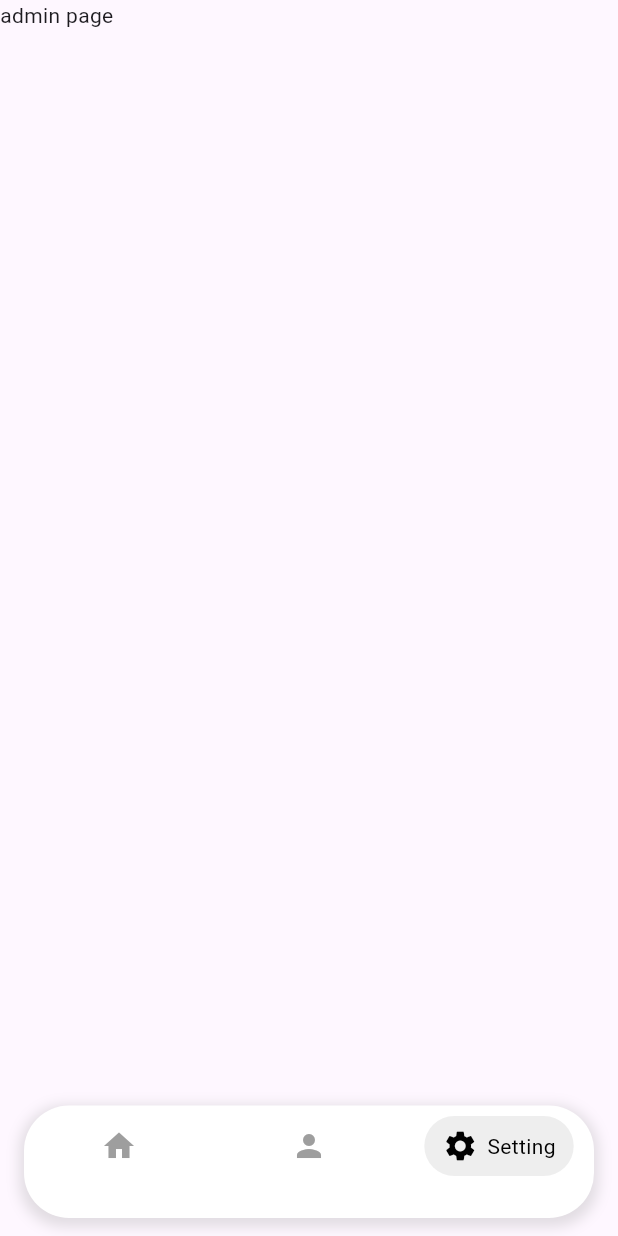
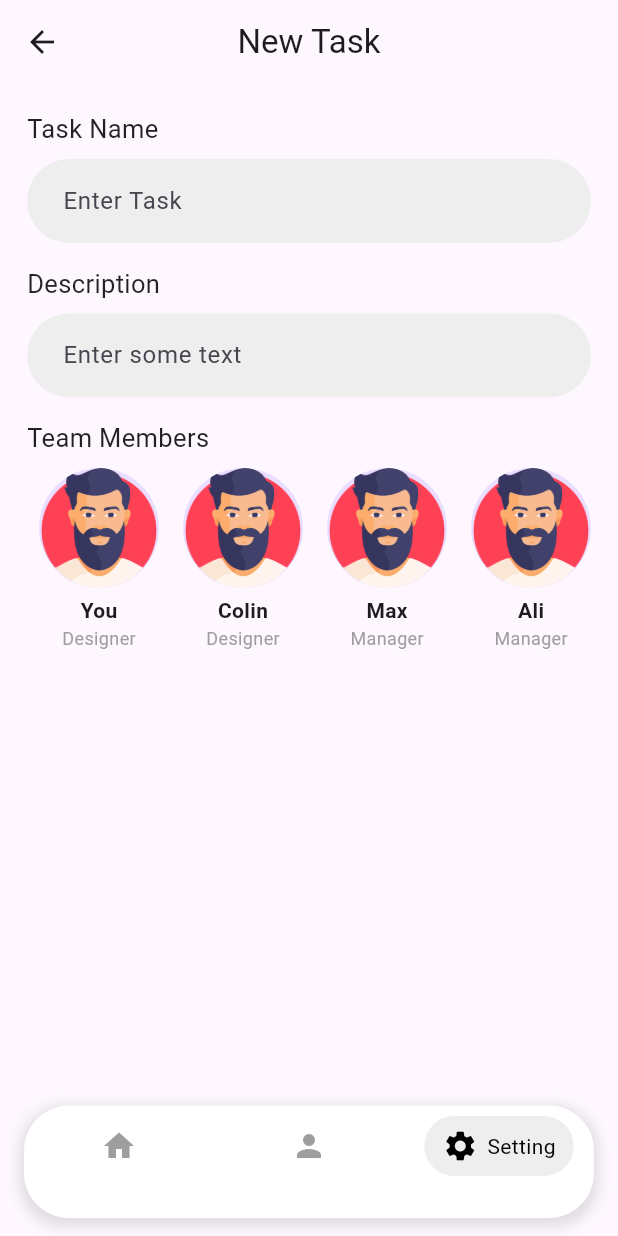
Before and after one commit to Yasir-72/Task-Management-App, a Flutter app: the BottomBar screen opened directly, item 3 of the bottom bar chosen, on a phone screen of 412 x 824 dp. Run offline on Flutter 3.47's test engine with Material 3 defaults, Android fonts, the phone set to English and light mode, and no system bars; our stand-ins replace another_flushbar, flutter_card_swiper, fluttertoast; network calls fail.

Commit message:
Refactor AdminPage to use StatefulWidget and add new UI features

```diff
--- a/lib/main.dart
+++ b/lib/main.dart
@@ -1,5 +1,5 @@
 import 'package:flutter/material.dart';
-import 'package:task_managment_app/view/widgets/bottombar.dart';
+import 'package:task_managment_app/view/screens/adminpage.dart';
 
 void main() {
   runApp(const MyApp());
@@ -15,7 +15,7 @@ class MyApp extends StatelessWidget {
       debugShowCheckedModeBanner: false,
       title: 'Flutter Demo',
       theme: ThemeData(),
-      home: BottomBar(),
+      home: AdminPage(),
     );
   }
 }
--- a/lib/view/screens/adminpage.dart
+++ b/lib/view/screens/adminpage.dart
@@ -1,16 +1,123 @@
 import 'package:flutter/material.dart';
 
-class AdminPAge extends StatelessWidget {
-  const AdminPAge({super.key});
+class AdminPage extends StatefulWidget {
+  const AdminPage({Key? key}) : super(key: key);
+
+  @override
+  State<AdminPage> createState() => _AdminPageState();
+}
+
+class _AdminPageState extends State<AdminPage> {
+  final TextEditingController _taskNameController = TextEditingController();
+  final TextEditingController _descriptionController = TextEditingController();
+  final List<Map<String, String>> _teamMembers = [
+    {'name': 'You', 'role': 'Designer'},
+    {'name': 'Colin', 'role': 'Designer'},
+    {'name': 'Max', 'role': 'Manager'},
+    {'name': 'Ali', 'role': 'Manager'},
+    {'name': 'Yasir', 'role': 'Manager'},
+    {'name': 'Hasan', 'role': 'Manager'},
+    {'name': 'Zaid', 'role': 'Manager'},
+    {'name': 'Raza', 'role': 'Manager'},
+  ];
 
   @override
   Widget build(BuildContext context) {
-    return const Scaffold(
-      body: SafeArea(
+    return Scaffold(
+      appBar: AppBar(
+        leading: const Icon(Icons.arrow_back),
+        title: const Text('New Task'),
+        centerTitle: true,
+      ),
+      body: Padding(
+        padding: const EdgeInsets.all(18),
         child: Column(
-          children: [Text("admin page")],
+          crossAxisAlignment: CrossAxisAlignment.start,
+          children: [
+            const Text(
+              "Task Name",
+              style: TextStyle(
+                color: Colors.black87,
+                fontSize: 17,
+              ),
+            ),
+            const SizedBox(height: 8),
+            TextFormField(
+              controller: _taskNameController,
+              decoration: _textfield("Enter Task"),
+            ),
+            const SizedBox(height: 15),
+            const Text(
+              "Description",
+              style: TextStyle(
+                color: Colors.black87,
+                fontSize: 17,
+              ),
+            ),
+            const SizedBox(height: 8),
+            TextFormField(
+              controller: _descriptionController,
+              decoration: _textfield("Enter some text"),
+            ),
+            const SizedBox(height: 15),
+            const Text(
+              "Team Members",
+              style: TextStyle(
+                color: Colors.black87,
+                fontSize: 17,
+              ),
+            ),
+            const SizedBox(height: 8),
+            SizedBox(
+              height: 150, // Adjust height for avatar and text
+              child: ListView.builder(
+                scrollDirection: Axis.horizontal,
+                itemCount: _teamMembers.length,
+                itemBuilder: (context, index) {
+                  final member = _teamMembers[index];
+                  return _buildMemberCard(member);
+                },
+              ),
+            ),
+          ],
         ),
       ),
     );
   }
+
+  InputDecoration _textfield(String hint) {
+    return InputDecoration(
+      contentPadding: const EdgeInsets.symmetric(horizontal: 20, vertical: 16),
+      fillColor: Colors.grey[200],
+      filled: true,
+      hintText: hint,
+      border: OutlineInputBorder(
+        borderRadius: BorderRadius.circular(35),
+        borderSide: BorderSide.none,
+      ),
+    );
+  }
+
+  Widget _buildMemberCard(Map<String, String> member) {
+    return Padding(
+      padding: const EdgeInsets.symmetric(horizontal: 8),
+      child: Column(
+        children: [
+          CircleAvatar(
+            radius: 40,
+            backgroundImage: AssetImage("images/man.png"),
+          ),
+          const SizedBox(height: 5),
+          Text(
+            member['name']!,
+            style: const TextStyle(fontSize: 14, fontWeight: FontWeight.bold),
+          ),
+          Text(
+            member['role']!,
+            style: const TextStyle(color: Colors.grey, fontSize: 12),
+          ),
+        ],
+      ),
+    );
+  }
 }
--- a/lib/view/widgets/bottombar.dart
+++ b/lib/view/widgets/bottombar.dart
@@ -16,7 +16,7 @@ class _BottomBarState extends State<BottomBar> {
   final List<Widget> _pages = [
     const HomePage(),
     const UserPage(),
-    const AdminPAge(),
+    const AdminPage(),
   ];
 
   @override
```
Also changed, not shown: flutter_01.png (added).
